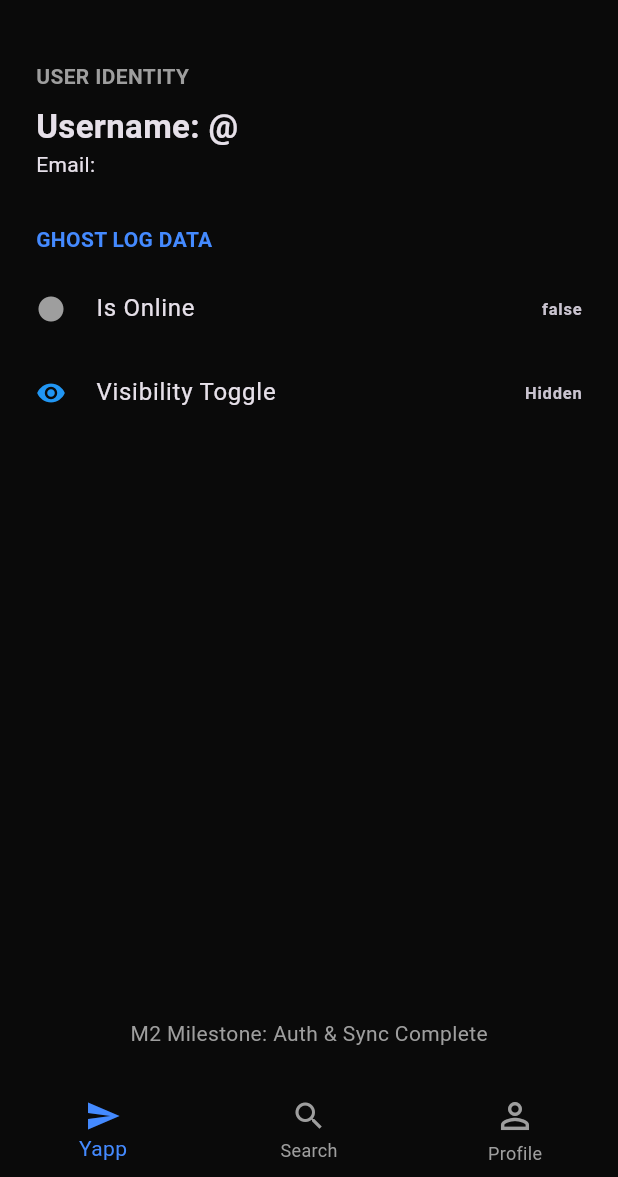
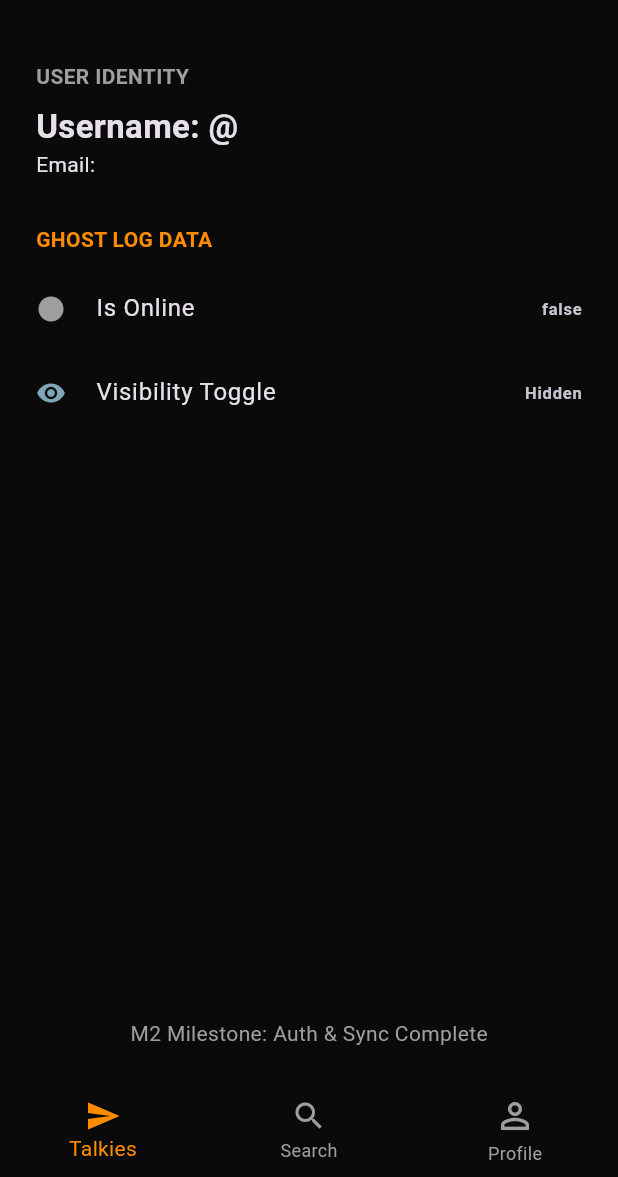
Before and after one commit to Cheonyeoun/yappieyappie_v_f, a Flutter app: the screen it shows once a user with an empty profile is signed in, on a phone screen of 412 x 824 dp, the part 59-1236 px from its top. Run offline on Flutter 3.47's test engine with Material 3 defaults, Android fonts, the phone set to English and light mode, and no system bars; our stand-ins replace cloud_firestore, firebase_auth, firebase_core, flutter_riverpod, go_router; accounts and stored records are empty; network calls fail.

Commit message:
some theme changes

```diff
--- a/yappieyappie/lib/features/home/presentation/home_screen.dart
+++ b/yappieyappie/lib/features/home/presentation/home_screen.dart
@@ -78,7 +78,7 @@ class _HomeScreenState extends ConsumerState<HomeScreen> {
                 const Text(
                   "GHOST LOG DATA",
                   style: TextStyle(
-                    color: Colors.blueAccent,
+                    color: const Color.fromARGB(255, 255, 140, 0),
                     fontWeight: FontWeight.bold,
                   ),
                 ),
@@ -93,7 +93,7 @@ class _HomeScreenState extends ConsumerState<HomeScreen> {
                   "Visibility Toggle",
                   showOnline ? "Visible" : "Hidden",
                   Icons.visibility,
-                  Colors.blue,
+                  const Color.fromARGB(255, 125, 166, 183),
                 ),
                 const Spacer(),
                 const Center(
--- a/yappieyappie/lib/features/home/presentation/widgets/bottom_nav_bar.dart
+++ b/yappieyappie/lib/features/home/presentation/widgets/bottom_nav_bar.dart
@@ -20,7 +20,7 @@ class BottomNavBar extends StatelessWidget {
       currentIndex: currentIndex,
       onTap: onTap,
       backgroundColor: const Color(0xFF0A0A0A),
-      selectedItemColor: Colors.blueAccent,
+      selectedItemColor: const Color.fromARGB(255, 255, 140, 0),
       unselectedItemColor: Colors.grey,
       type: BottomNavigationBarType.fixed,
       items: [
@@ -28,7 +28,7 @@ class BottomNavBar extends StatelessWidget {
         const BottomNavigationBarItem(
           icon: Icon(Icons.send_outlined),
           activeIcon: Icon(Icons.send),
-          label: 'Yapp',
+          label: 'Talkies',
         ),
 
         // Search Tab
--- a/yappieyappie/lib/features/search/presentation/search_screen.dart
+++ b/yappieyappie/lib/features/search/presentation/search_screen.dart
@@ -51,7 +51,7 @@ class _SearchScreenState extends State<SearchScreen> {
                     )
                   : null,
               filled: true,
-              fillColor: Colors.grey[900],
+              fillColor: const Color.fromARGB(255, 51, 51, 51),
               border: OutlineInputBorder(
                 borderRadius: BorderRadius.circular(12),
                 borderSide: BorderSide.none,
```
